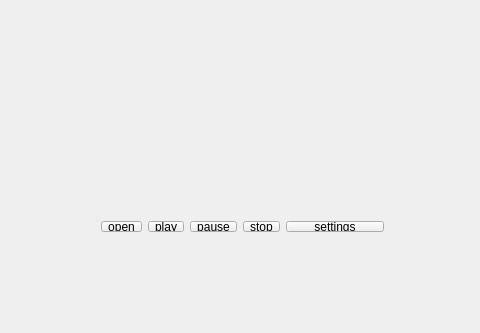
Before: the Qt Designer form mw.ui in shikolad/PianoPractice, drawn with Qt 5; both pictures show x 0 to 480 and y 127 to 460 of the 615 by 460 pixel window.
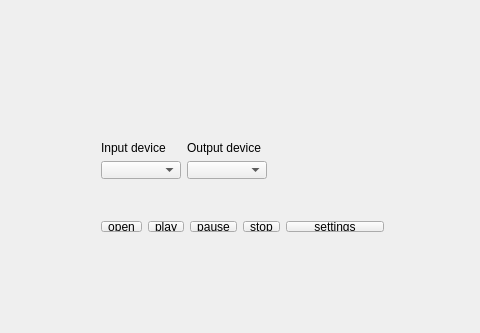
After: the same form once the commit is applied.

Commit message: finally got device list at startup

What changed in the file:
```diff
--- a/mw.ui
+++ b/mw.ui
@@ -61,6 +61,46 @@
      </item>
     </layout>
    </widget>
+   <widget class="QWidget" name="">
+    <property name="geometry">
+     <rect>
+      <x>90</x>
+      <y>240</y>
+      <width>188</width>
+      <height>60</height>
+     </rect>
+    </property>
+    <layout class="QHBoxLayout" name="horizontalLayout_2">
+     <item>
+      <layout class="QVBoxLayout" name="verticalLayout">
+       <item>
+        <widget class="QLabel" name="label">
+         <property name="text">
+          <string>Input device</string>
+         </property>
+        </widget>
+       </item>
+       <item>
+        <widget class="QComboBox" name="inputDeviceCombo"/>
+       </item>
+      </layout>
+     </item>
+     <item>
+      <layout class="QVBoxLayout" name="verticalLayout_2">
+       <item>
+        <widget class="QLabel" name="label_2">
+         <property name="text">
+          <string>Output device</string>
+         </property>
+        </widget>
+       </item>
+       <item>
+        <widget class="QComboBox" name="outputDeviceCombo"/>
+       </item>
+      </layout>
+     </item>
+    </layout>
+   </widget>
   </widget>
   <widget class="QMenuBar" name="menuBar">
    <property name="geometry">
```
Left out of the diff: 2 changed lines with no effect on the pictures. The commit also changes 10 other files.
